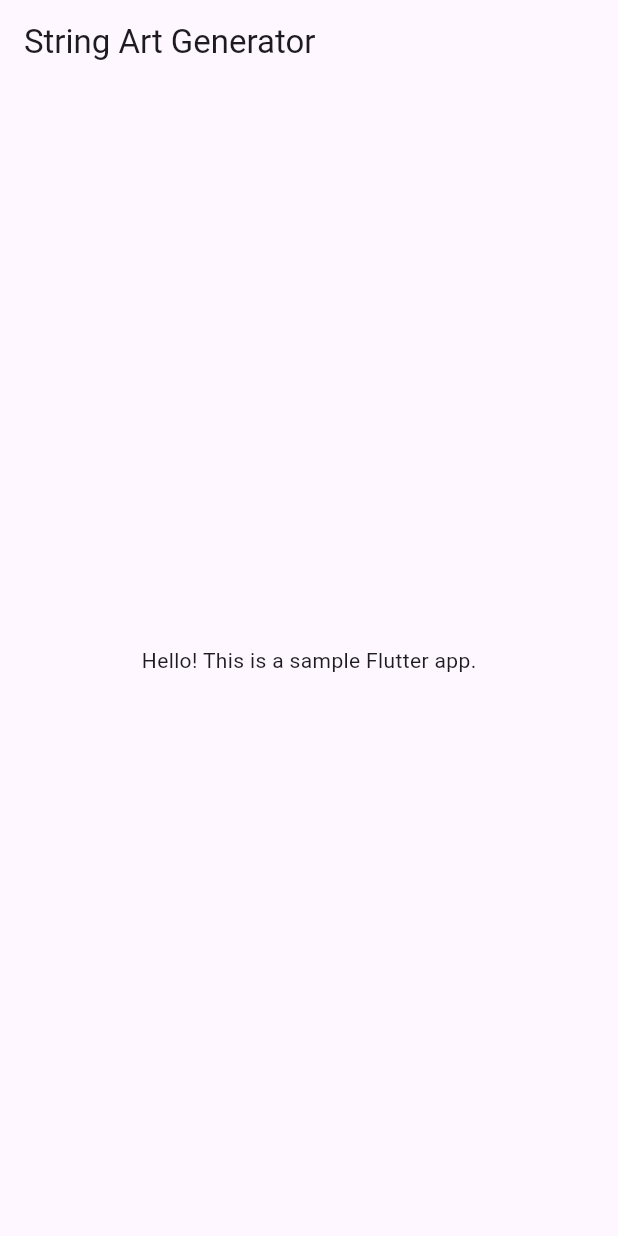
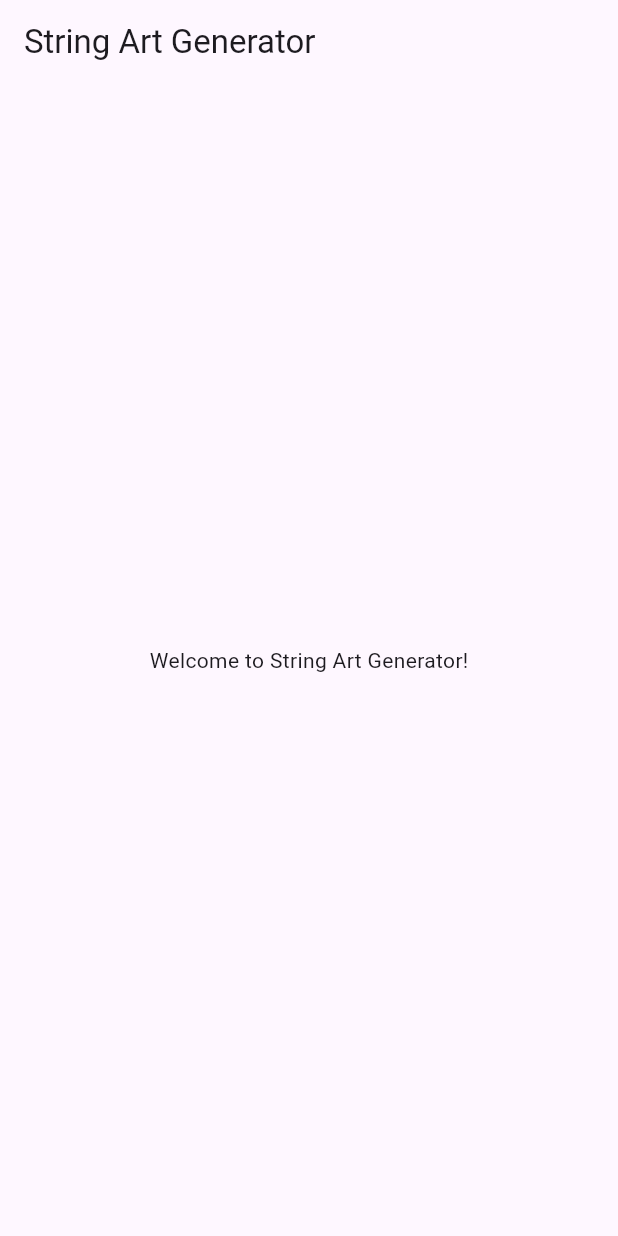
Before and after one commit to Rithalin/StringArt, a Flutter app: the screen it shows after launch, on a phone screen of 412 x 824 dp. Run offline on Flutter 3.47's test engine with Material 3 defaults, Android fonts, the phone set to English and light mode, and no system bars.

Commit message:
Add files via upload

```diff
--- a/lib/main.dart
+++ b/lib/main.dart
@@ -11,11 +11,10 @@ class MyApp extends StatelessWidget {
   @override
   Widget build(BuildContext context) {
     return MaterialApp(
-      title: 'String Art Generator',
       home: Scaffold(
         appBar: AppBar(title: const Text('String Art Generator')),
         body: const Center(
-          child: Text('Hello! This is a sample Flutter app.'),
+          child: Text('Welcome to String Art Generator!'),
         ),
       ),
     );
--- a/pubspec.yaml
+++ b/pubspec.yaml
@@ -1,6 +1,6 @@
 
 name: string_art
-description: A complete Flutter project for String Art Generator.
+description: String Art Flutter project.
 version: 1.0.0+1
 environment:
   sdk: ">=2.19.0 <3.0.0"
```
